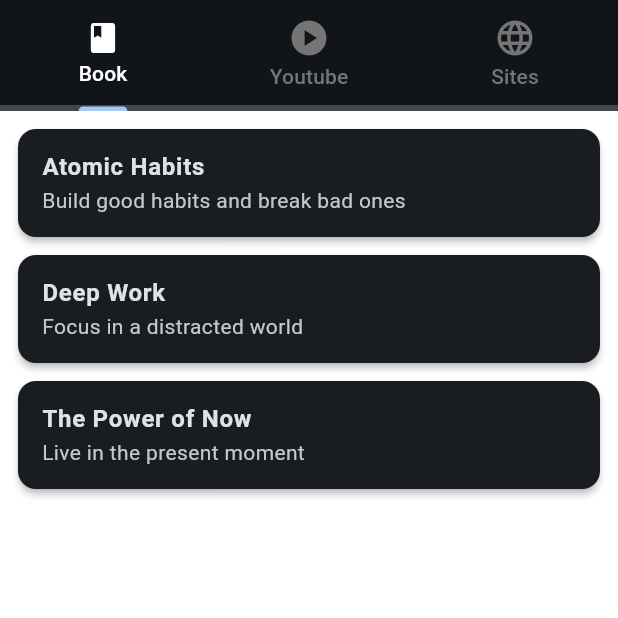
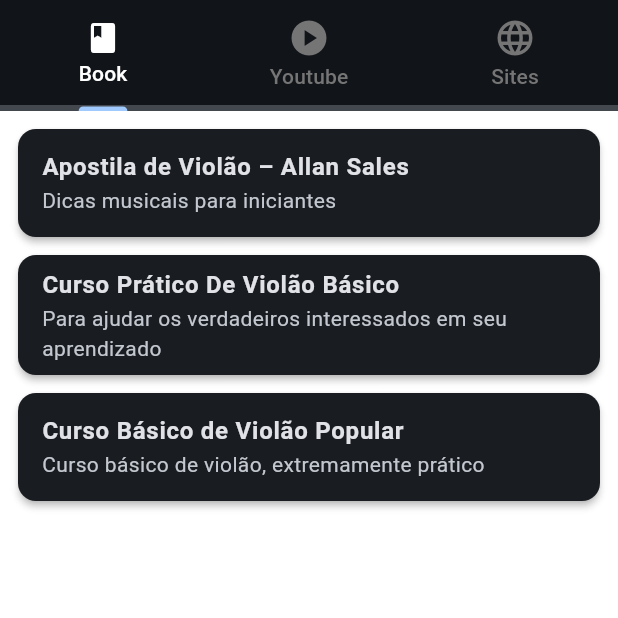
Before and after one commit to MatthewLacerda2/GoalGetter, a Flutter app: the ResourcesScreen screen opened directly, on a phone screen of 412 x 824 dp, the top half of it. Run offline on Flutter 3.47's test engine with Material 3 defaults, Android fonts, the phone set to English and light mode, and no system bars; our stand-ins replace fl_chart, shared_preferences; missing offline and left inert: country_flags; accounts and stored records are empty; network calls fail.

Commit message:
violao resources

```diff
--- a/frontend/lib/screens/resources_screen.dart
+++ b/frontend/lib/screens/resources_screen.dart
@@ -15,21 +15,21 @@ class _ResourcesScreenState extends State<ResourcesScreen>
   late TabController _tabController;
 
   final List<Map<String, String>> books = [
-    {'title': 'Atomic Habits', 'description': 'Build good habits and break bad ones'},
-    {'title': 'Deep Work', 'description': 'Focus in a distracted world'},
-    {'title': 'The Power of Now', 'description': 'Live in the present moment'},
+    {'title': 'Apostila de Violão – Allan Sales', 'description': 'Dicas musicais para iniciantes', 'link': 'https://www.viamusical.com.br/Apostila%20Violao%20(versao%201).pdf'},
+    {'title': 'Curso Prático De Violão Básico', 'description': 'Para ajudar os verdadeiros interessados em seu aprendizado', 'link': 'https://musicaeadoracao.com.br/recursos/arquivos/tecnicos/instrumentos/violao.pdf'},
+    {'title': 'Curso Básico de Violão Popular', 'description': 'Curso básico de violão, extremamente prático', 'link': 'https://www.ibel.org.br/download/ApostilaDeViolao.pdf'},
   ];
 
   final List<Map<String, String>> youtube = [
-    {'title': 'Agadmator', 'description': 'Game being told with a lot of tactic analysis, but also a lot of story behind them', 'image': 'https://yt3.googleusercontent.com/7vCbvtCqtjQ3YLgsJt7Y952MQV1sBvhllSCSxHP8_sVZdcPCBrITfhkN2RdyCuwPnsByq-1GoA=s160-c-k-c0x00ffffff-no-rj'},
-    {'title': 'Gothan Chess', 'description': 'Chess analysis in general but with a good didatic approach'},
-    {'title': 'Anna Hudolph', 'description': 'Game analysis made fun, as chess should be'},
+    {'title': 'Hebert Freire', 'description': 'O papo aqui é violão!', 'link': 'https://www.youtube.com/@HebertFreire', 'image': 'https://yt3.googleusercontent.com/A_eM8MM0vMyXG3diHg697BZ9aXRHMbaxrsyzViiXnkNn7tuTDM6zvJdhr9Cc9DCKtHlS2V2f3g=s160-c-k-c0x00ffffff-no-rj'},
+    {'title': 'Heitor Castro', 'description': 'Para dominar o violão!', 'link': 'https://www.youtube.com/@heitorcastro', 'image': 'https://yt3.googleusercontent.com/ytc/AIdro_nlaREsV8Qc26FFmZYfiA0u8ueftvg9tbKrQZz54hUHUnQ=s160-c-k-c0x00ffffff-no-rj'},
+    {'title': 'Sidimar Antunes', 'description': 'O papo aqui é violão!', 'link': 'https://www.youtube.com/@SidimarAntunes', 'image': 'https://yt3.googleusercontent.com/CD29-HW1jyA4sq7oK3AYRmPkuAVf3JDWng1kFxVwECXt8nm99Yw_i1y8mOAXQSb65I9hvDIL=s160-c-k-c0x00ffffff-no-rj'},
   ];
 
   final List<Map<String, String>> sites = [
-    {'title': 'Productivity Blog', 'description': 'Latest productivity insights'},
-    {'title': 'Goal Tracker', 'description': 'Online goal tracking tools'},
-    {'title': 'Learning Resources', 'description': 'Educational materials and courses'},
+    {'title': 'Aprenda a tocar violão do zero (para iniciantes)', 'description': 'Guia inicial para aprender violão. Aqui tem o básico para você começar, é só ficar vendo repetidamente e praticar', 'link': 'https://www.descomplicandoamusica.com/aprenda-como-tocar-violao-aula-iniciantes/'},
+    {'title': 'Cifra Club', 'description': 'Aqui você pega as cifras de qualquer som, e vai vendo elas enquanto a música passa', 'link': 'https://www.cifraclub.com.br/david-quinlan/abraca-me/', 'image': 'https://play-lh.googleusercontent.com/7-ERikbkh50hRSox2GDbUHDXykqI8G9TH_Tc4--HCqyHBnfFdlym1w-l0SilD3MAEA=w240-h480-rw'},
+    {'title': 'Chordu', 'description': 'Outro site para ver a cifra enquanto a música passa', 'link': 'https://chordu.com/'},
   ];
 
   @override
--- a/frontend/lib/widgets/screens/resource/resource_tab.dart
+++ b/frontend/lib/widgets/screens/resource/resource_tab.dart
@@ -23,7 +23,11 @@ class ResourceTab extends StatelessWidget {
           elevation: 2,
           shadowColor: Colors.grey[400],
           child: hasImage
-            ? Padding(
+            ? InkWell(
+                onTap: () {
+                  launchUrl(Uri.parse(resource['link'] ?? ''));
+                },
+                child: Padding(
                   padding: const EdgeInsets.all(8),
                   child: Row(
                     children: [
@@ -66,6 +70,7 @@ class ResourceTab extends StatelessWidget {
                       ),
                     ],
                   ),
+                ),
               )
             : ListTile(
                 title: Text(
@@ -74,7 +79,7 @@ class ResourceTab extends StatelessWidget {
                 ),
                 subtitle: Text(resource['description'] ?? ''),
                 onTap: () {
-                  launchUrl(Uri.parse('https://www.youtube.com/veritasium'));
+                  launchUrl(Uri.parse(resource['link'] ?? ''));
                 },
               ),
         );
```
Lines whose indentation alone changed are shown as unchanged.
